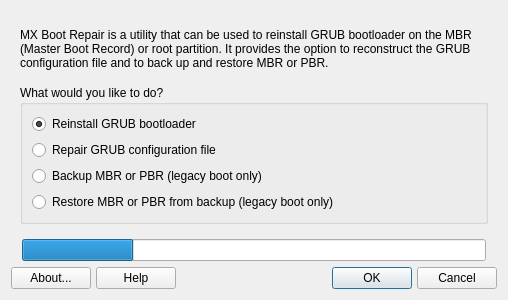
Before: the Qt Designer form mxbootrepair.ui in darthnoob/mx-bootrepair, drawn with Qt 5.
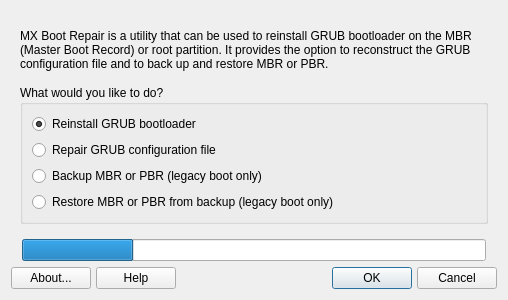
After: the same form once the commit is applied. Icons and pictures are not drawn.

Commit message: change size policy

```diff
--- a/mxbootrepair.ui
+++ b/mxbootrepair.ui
@@ -10,6 +10,12 @@
     <height>300</height>
    </rect>
   </property>
+  <property name="sizePolicy">
+   <sizepolicy hsizetype="MinimumExpanding" vsizetype="MinimumExpanding">
+    <horstretch>0</horstretch>
+    <verstretch>0</verstretch>
+   </sizepolicy>
+  </property>
   <property name="windowTitle">
    <string>MX Boot Repair</string>
   </property>
@@ -20,6 +26,12 @@
   <layout class="QGridLayout" name="gridLayout">
    <item row="0" column="0" colspan="3">
     <widget class="QStackedWidget" name="stackedWidget">
+     <property name="sizePolicy">
+      <sizepolicy hsizetype="MinimumExpanding" vsizetype="MinimumExpanding">
+       <horstretch>0</horstretch>
+       <verstretch>0</verstretch>
+      </sizepolicy>
+     </property>
      <property name="currentIndex">
       <number>0</number>
      </property>
@@ -31,7 +43,7 @@
           <string>MX Boot Repair is a utility that can be used to reinstall GRUB bootloader on the MBR (Master Boot Record) or root partition. It provides the option to reconstruct the GRUB configuration file and to back up and restore MBR or PBR.</string>
          </property>
          <property name="textFormat">
-          <enum>Qt::RichText</enum>
+          <enum>Qt::PlainText</enum>
          </property>
          <property name="wordWrap">
           <bool>true</bool>
```
The commit also changes 2 other files.
